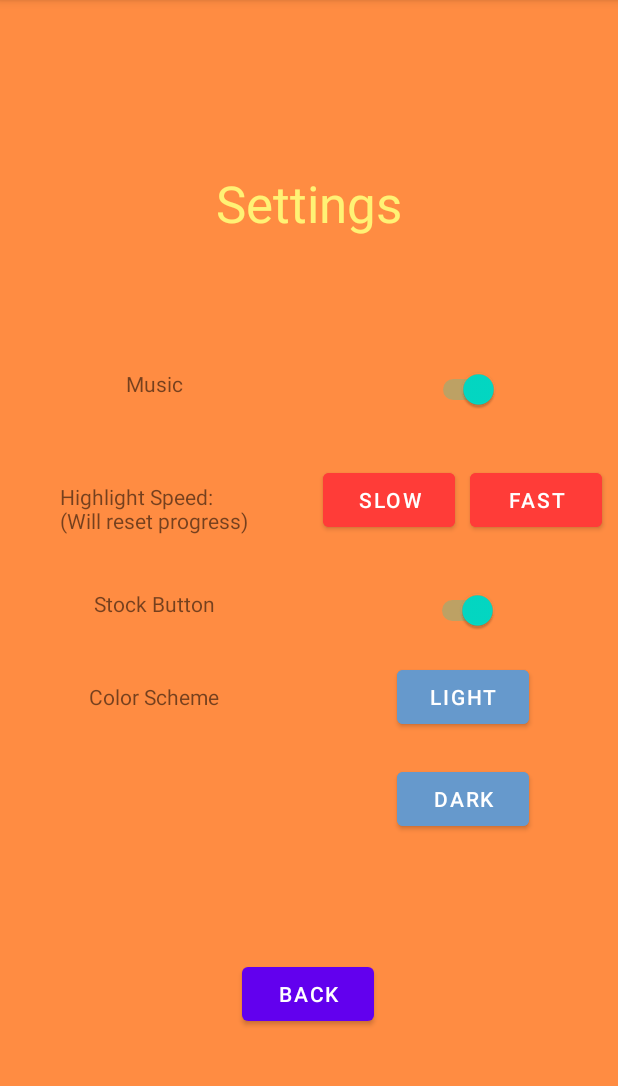
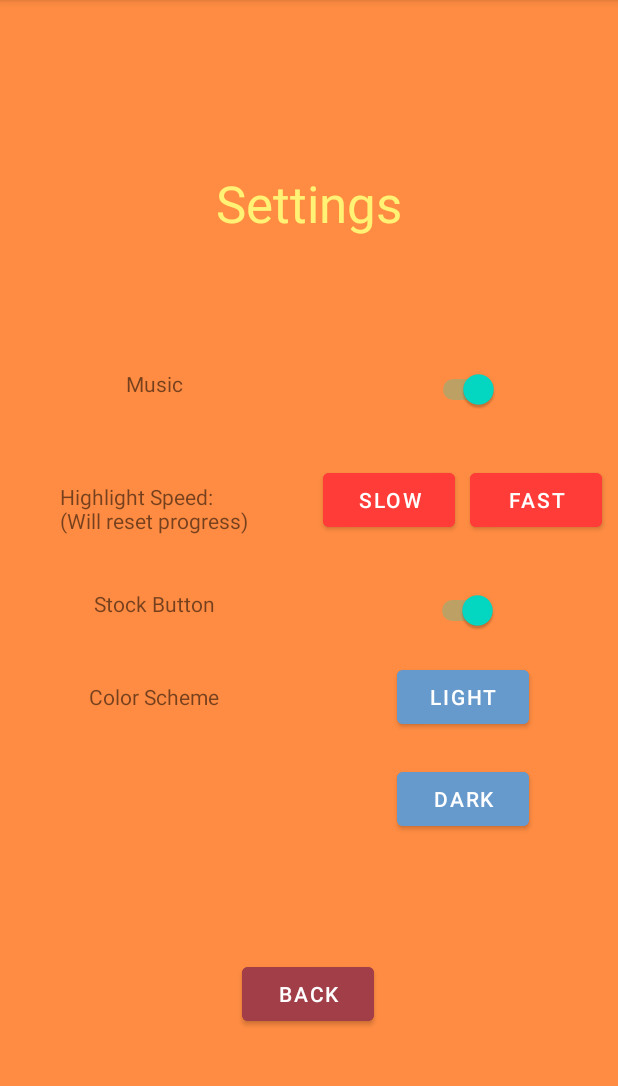
Before and after one commit to GurjapHajra/Centennials-IQ-test, an Android app: the Settings screen opened directly, with no data from a screen before it, on a phone screen of 412 x 824 dp, the part 84-1170 px from its top. Run offline under Robolectric (Android 15) with nearby library versions, the phone set to English and light mode, and no system bars.

Commit message:
fixed light and dark mode

```diff
--- a/app/src/main/res/layout/activity_settings.xml
+++ b/app/src/main/res/layout/activity_settings.xml
@@ -155,6 +155,7 @@
         android:layout_height="wrap_content"
         android:onClick="backd"
         android:text="Back"
+        android:backgroundTint="@color/t1darkred"
         app:layout_constraintBottom_toBottomOf="parent"
         app:layout_constraintEnd_toEndOf="parent"
         app:layout_constraintHorizontal_bias="0.498"
--- a/app/src/main/res/values-night/colors.xml
+++ b/app/src/main/res/values-night/colors.xml
@@ -8,11 +8,11 @@
     <color name="black">#FF000000</color>
     <color name="white">#FFFFFFFF</color>
 
-    <color name="t1red">#14110F</color>
-    <color name="t1yellow">#34312D</color>
-    <color name="t1orange">#7E7F83</color>
-    <color name="t1blue">#D9C5B2</color>
-    <color name="t1darkred">#F3F3F4</color>
+    <color name="t1red">#ef626c</color>
+    <color name="t1yellow">#f6e8ea</color>
+    <color name="t1orange">#312f2f</color>
+    <color name="t1blue">#84dccf</color>
+    <color name="t1darkred">#22181c</color>
     <color name="t1green">#90ee90</color>
 
 </resources>
--- a/app/src/main/res/values/colors.xml
+++ b/app/src/main/res/values/colors.xml
@@ -15,10 +15,4 @@
     <color name="t1darkred">#A23E48</color>
     <color name="t1green">#90ee90</color>
 
-    <color name="t2red">#14110F</color>
-    <color name="t2brown">#34312D</color>
-    <color name="t2gray">#7E7F83</color>
-    <color name="t2sand">#D9C5B2</color>
-    <color name="t2white">#F3F3F4</color>
-
 </resources>
```
